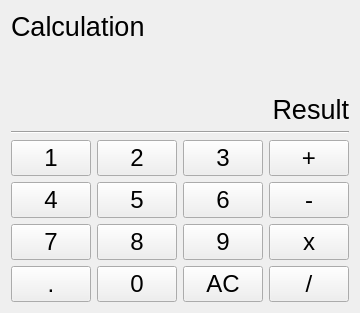
Before: the Qt Designer form calculator.ui in vlOxolr/Trains_calculator_with_PySide6, drawn with Qt 5.
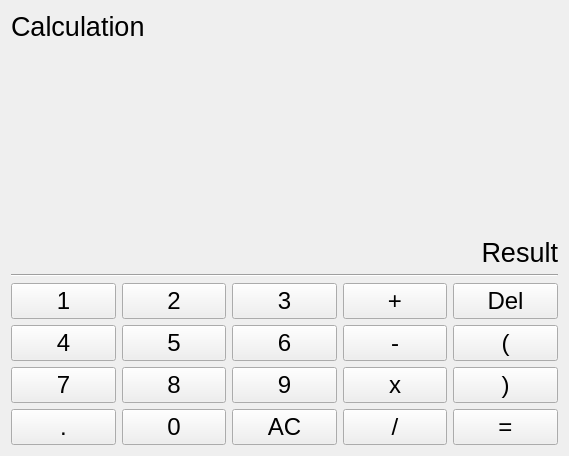
After: the same form once the commit is applied.

```diff
--- a/calculator.ui
+++ b/calculator.ui
@@ -6,8 +6,8 @@
    <rect>
     <x>0</x>
     <y>0</y>
-    <width>338</width>
-    <height>313</height>
+    <width>569</width>
+    <height>456</height>
    </rect>
   </property>
   <property name="sizePolicy">
@@ -119,6 +119,18 @@
        </property>
       </widget>
      </item>
+     <item>
+      <widget class="QPushButton" name="bdel">
+       <property name="font">
+        <font>
+         <pointsize>18</pointsize>
+        </font>
+       </property>
+       <property name="text">
+        <string>Del</string>
+       </property>
+      </widget>
+     </item>
     </layout>
    </item>
    <item>
@@ -171,6 +183,18 @@
        </property>
       </widget>
      </item>
+     <item>
+      <widget class="QPushButton" name="blbracket">
+       <property name="font">
+        <font>
+         <pointsize>18</pointsize>
+        </font>
+       </property>
+       <property name="text">
+        <string>(</string>
+       </property>
+      </widget>
+     </item>
     </layout>
    </item>
    <item>
@@ -223,6 +247,18 @@
        </property>
       </widget>
      </item>
+     <item>
+      <widget class="QPushButton" name="brbracket">
+       <property name="font">
+        <font>
+         <pointsize>18</pointsize>
+        </font>
+       </property>
+       <property name="text">
+        <string>)</string>
+       </property>
+      </widget>
+     </item>
     </layout>
    </item>
    <item>
@@ -275,6 +311,18 @@
        </property>
       </widget>
      </item>
+     <item>
+      <widget class="QPushButton" name="bequ">
+       <property name="font">
+        <font>
+         <pointsize>18</pointsize>
+        </font>
+       </property>
+       <property name="text">
+        <string>=</string>
+       </property>
+      </widget>
+     </item>
     </layout>
    </item>
   </layout>
```
